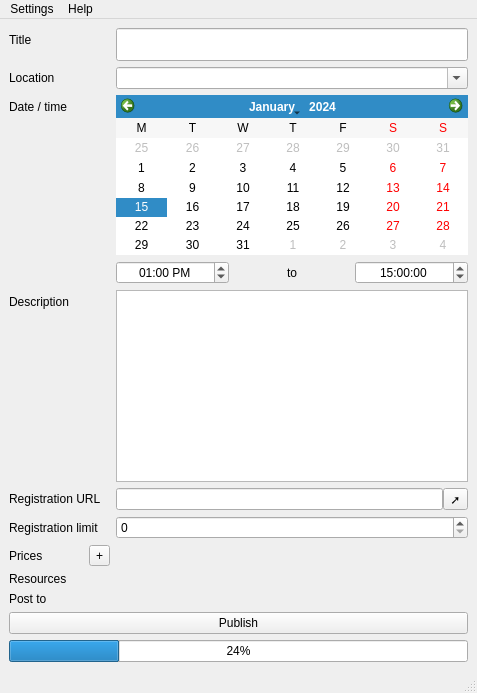
Old version of the form ui/MainWindow.ui in the repository MakeICT/event-creator.
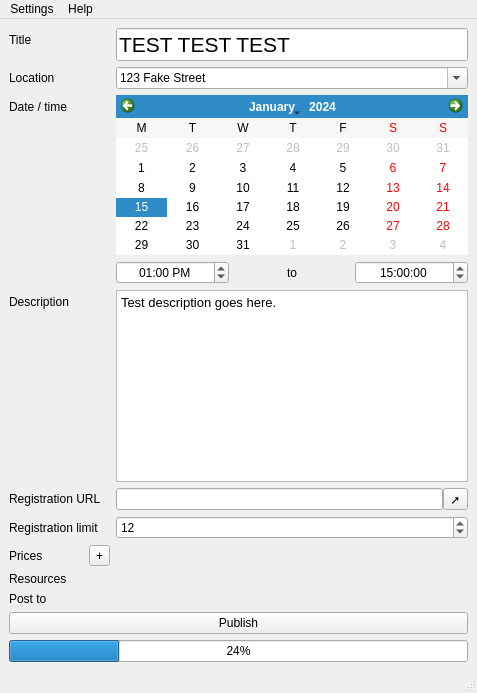
New version of the form.

Diff of the .ui file:
```diff
--- a/ui/MainWindow.ui
+++ b/ui/MainWindow.ui
@@ -35,6 +35,9 @@
           <pointsize>16</pointsize>
          </font>
         </property>
+        <property name="text">
+         <string>TEST TEST TEST</string>
+        </property>
        </widget>
       </item>
       <item row="2" column="0">
@@ -49,6 +52,11 @@
         <property name="editable">
          <bool>true</bool>
         </property>
+        <item>
+         <property name="text">
+          <string>123 Fake Street</string>
+         </property>
+        </item>
        </widget>
       </item>
       <item row="3" column="0">
@@ -129,6 +137,13 @@
         <property name="autoFormatting">
          <set>QTextEdit::AutoAll</set>
         </property>
+        <property name="html">
+         <string>&lt;!DOCTYPE HTML PUBLIC &quot;-//W3C//DTD HTML 4.0//EN&quot; &quot;http://www.w3.org/TR/REC-html40/strict.dtd&quot;&gt;
+&lt;html&gt;&lt;head&gt;&lt;meta name=&quot;qrichtext&quot; content=&quot;1&quot; /&gt;&lt;style type=&quot;text/css&quot;&gt;
+p, li { white-space: pre-wrap; }
+&lt;/style&gt;&lt;/head&gt;&lt;body style=&quot; font-family:'Arial'; font-size:10pt; font-weight:400; font-style:normal;&quot;&gt;
+&lt;p style=&quot; margin-top:0px; margin-bottom:0px; margin-left:0px; margin-right:0px; -qt-block-indent:0; text-indent:0px;&quot;&gt;Test description goes here.&lt;/p&gt;&lt;/body&gt;&lt;/html&gt;</string>
+        </property>
        </widget>
       </item>
       <item row="6" column="0">
@@ -146,6 +161,9 @@
         <property name="statusTip">
          <string>The maximum number of people who are allowed to register. For no limit, set to 0.</string>
         </property>
+        <property name="value">
+         <number>12</number>
+        </property>
        </widget>
       </item>
       <item row="8" column="0">
```
Left out of the diff: 2 changed lines with no effect on the pictures.
